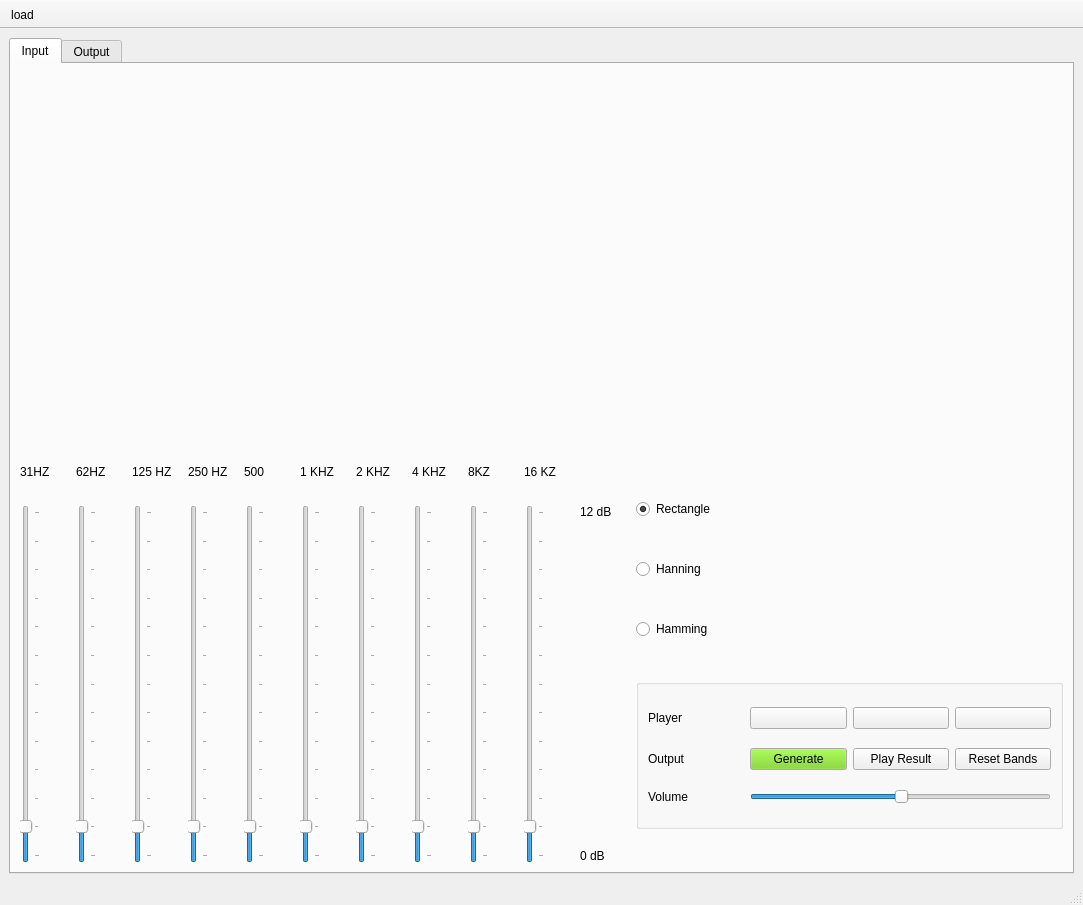
Before: the Qt Designer form Task2/testGUI.ui in Ahmad-Abdalmageed/DSP_tasks-, drawn with Qt 5.
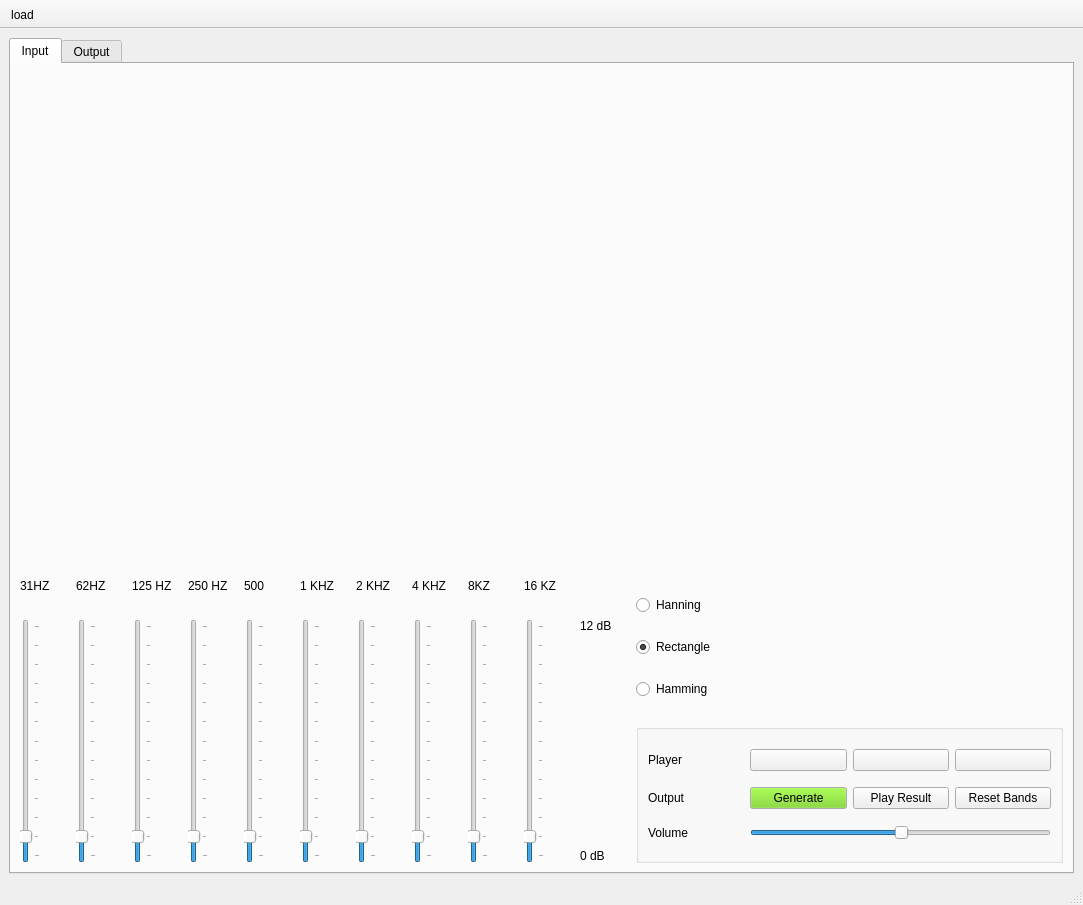
After: the same form once the commit is applied. Icons and pictures are not drawn. Custom widgets are drawn as their Qt base class.

```diff
--- a/Task2/testGUI.ui
+++ b/Task2/testGUI.ui
@@ -64,7 +64,269 @@
         <string>Input</string>
        </attribute>
        <layout class="QGridLayout" name="gridLayout_4">
-        <item row="2" column="0">
+        <item row="0" column="0" colspan="2">
+         <layout class="QGridLayout" name="gridLayout_3">
+          <item row="3" column="1">
+           <spacer name="verticalSpacer_2">
+            <property name="orientation">
+             <enum>Qt::Vertical</enum>
+            </property>
+            <property name="sizeType">
+             <enum>QSizePolicy::Preferred</enum>
+            </property>
+            <property name="sizeHint" stdset="0">
+             <size>
+              <width>5</width>
+              <height>60</height>
+             </size>
+            </property>
+           </spacer>
+          </item>
+          <item row="3" column="0">
+           <widget class="PlotWidget" name="sliderChangedGraph" native="true">
+            <property name="sizePolicy">
+             <sizepolicy hsizetype="Preferred" vsizetype="Preferred">
+              <horstretch>0</horstretch>
+              <verstretch>0</verstretch>
+             </sizepolicy>
+            </property>
+            <property name="minimumSize">
+             <size>
+              <width>250</width>
+              <height>500</height>
+             </size>
+            </property>
+           </widget>
+          </item>
+         </layout>
+        </item>
+        <item row="1" column="1">
+         <layout class="QVBoxLayout" name="verticalLayout_4" stretch="0,0">
+          <property name="sizeConstraint">
+           <enum>QLayout::SetDefaultConstraint</enum>
+          </property>
+          <item>
+           <layout class="QHBoxLayout" name="horizontalLayout_3">
+            <item>
+             <layout class="QVBoxLayout" name="verticalLayout_5">
+              <item>
+               <widget class="QRadioButton" name="hanning">
+                <property name="maximumSize">
+                 <size>
+                  <width>100</width>
+                  <height>16777215</height>
+                 </size>
+                </property>
+                <property name="text">
+                 <string>Hanning</string>
+                </property>
+               </widget>
+              </item>
+              <item>
+               <widget class="QRadioButton" name="rectangle">
+                <property name="maximumSize">
+                 <size>
+                  <width>100</width>
+                  <height>16777215</height>
+                 </size>
+                </property>
+                <property name="text">
+                 <string>Rectangle</string>
+                </property>
+                <property name="checked">
+                 <bool>true</bool>
+                </property>
+               </widget>
+              </item>
+              <item>
+               <widget class="QRadioButton" name="hamming">
+                <property name="maximumSize">
+                 <size>
+                  <width>100</width>
+                  <height>16777215</height>
+                 </size>
+                </property>
+                <property name="text">
+                 <string>Hamming</string>
+                </property>
+               </widget>
+              </item>
+             </layout>
+            </item>
+            <item>
+             <widget class="PlotWidget" name="inputSignalGraph" native="true">
+              <property name="minimumSize">
+               <size>
+                <width>90</width>
+                <height>130</height>
+               </size>
+              </property>
+             </widget>
+            </item>
+           </layout>
+          </item>
+          <item>
+           <widget class="QGroupBox" name="groupBox">
+            <property name="minimumSize">
+             <size>
+              <width>0</width>
+              <height>0</height>
+             </size>
+            </property>
+            <property name="maximumSize">
+             <size>
+              <width>1500</width>
+              <height>150</height>
+             </size>
+            </property>
+            <property name="title">
+             <string/>
+            </property>
+            <layout class="QGridLayout" name="gridLayout_2">
+             <item row="0" column="0">
+              <widget class="QLabel" name="label_3">
+               <property name="text">
+                <string>Player</string>
+               </property>
+              </widget>
+             </item>
+             <item row="0" column="3">
+              <widget class="QPushButton" name="stopButton">
+               <property name="text">
+                <string/>
+               </property>
+               <property name="icon">
+                <iconset>
+                 <normaloff>Icons/icons8-stop-100.png</normaloff>Icons/icons8-stop-100.png</iconset>
+               </property>
+              </widget>
+             </item>
+             <item row="2" column="1">
+              <widget class="QPushButton" name="generateOutput">
+               <property name="minimumSize">
+                <size>
+                 <width>10</width>
+                 <height>20</height>
+                </size>
+               </property>
+               <property name="maximumSize">
+                <size>
+                 <width>350</width>
+                 <height>140</height>
+                </size>
+               </property>
+               <property name="palette">
+                <palette>
+                 <active>
+                  <colorrole role="Button">
+                   <brush brushstyle="SolidPattern">
+                    <color alpha="255">
+                     <red>115</red>
+                     <green>210</green>
+                     <blue>22</blue>
+                    </color>
+                   </brush>
+                  </colorrole>
+                 </active>
+                 <inactive>
+                  <colorrole role="Button">
+                   <brush brushstyle="SolidPattern">
+                    <color alpha="255">
+                     <red>115</red>
+                     <green>210</green>
+                     <blue>22</blue>
+                    </color>
+                   </brush>
+                  </colorrole>
+                 </inactive>
+                 <disabled>
+                  <colorrole role="Button">
+                   <brush brushstyle="SolidPattern">
+                    <color alpha="255">
+                     <red>115</red>
+                     <green>210</green>
+                     <blue>22</blue>
+                    </color>
+                   </brush>
+                  </colorrole>
+                 </disabled>
+                </palette>
+               </property>
+               <property name="text">
+                <string>Generate</string>
+               </property>
+              </widget>
+             </item>
+             <item row="3" column="0">
+              <widget class="QLabel" name="label">
+               <property name="text">
+                <string>Volume</string>
+               </property>
+              </widget>
+             </item>
+             <item row="2" column="0">
+              <widget class="QLabel" name="label_2">
+               <property name="text">
+                <string>Output</string>
+               </property>
+              </widget>
+             </item>
+             <item row="2" column="2">
+              <widget class="QPushButton" name="playResult">
+               <property name="text">
+                <string>Play Result</string>
+               </property>
+               <property name="icon">
+                <iconset>
+                 <normaloff>Icons/icons8-play-100.png</normaloff>Icons/icons8-play-100.png</iconset>
+               </property>
+              </widget>
+             </item>
+             <item row="3" column="1" colspan="3">
+              <widget class="QSlider" name="horizontalSlider">
+               <property name="sliderPosition">
+                <number>50</number>
+               </property>
+               <property name="orientation">
+                <enum>Qt::Horizontal</enum>
+               </property>
+              </widget>
+             </item>
+             <item row="0" column="2">
+              <widget class="QPushButton" name="pauseButton">
+               <property name="text">
+                <string/>
+               </property>
+               <property name="icon">
+                <iconset>
+                 <normaloff>Icons/icons8-pause-100.png</normaloff>Icons/icons8-pause-100.png</iconset>
+               </property>
+              </widget>
+             </item>
+             <item row="2" column="3">
+              <widget class="QPushButton" name="pushButton">
+               <property name="text">
+                <string>Reset Bands</string>
+               </property>
+              </widget>
+             </item>
+             <item row="0" column="1">
+              <widget class="QPushButton" name="playButton">
+               <property name="text">
+                <string/>
+               </property>
+               <property name="icon">
+                <iconset>
+                 <normaloff>Icons/icons8-play-100.png</normaloff>Icons/icons8-play-100.png</iconset>
+               </property>
+              </widget>
+             </item>
+            </layout>
+           </widget>
+          </item>
+         </layout>
+        </item>
+        <item row="1" column="0">
          <layout class="QGridLayout" name="gridLayout_5">
           <item row="2" column="6">
            <widget class="mySlider" name="verticalSlider_7">
@@ -414,6 +676,38 @@
             </item>
            </layout>
           </item>
+          <item row="1" column="0">
+           <spacer name="horizontalSpacer">
+            <property name="orientation">
+             <enum>Qt::Horizontal</enum>
+            </property>
+            <property name="sizeType">
+             <enum>QSizePolicy::Fixed</enum>
+            </property>
+            <property name="sizeHint" stdset="0">
+             <size>
+              <width>50</width>
+              <height>20</height>
+             </size>
+            </property>
+           </spacer>
+          </item>
+          <item row="1" column="3">
+           <spacer name="horizontalSpacer_4">
+            <property name="orientation">
+             <enum>Qt::Horizontal</enum>
+            </property>
+            <property name="sizeType">
+             <enum>QSizePolicy::Fixed</enum>
+            </property>
+            <property name="sizeHint" stdset="0">
+             <size>
+              <width>50</width>
+              <height>20</height>
+             </size>
+            </property>
+           </spacer>
+          </item>
           <item row="0" column="9">
            <widget class="QLabel" name="label_13">
             <property name="text">
@@ -421,6 +715,38 @@
             </property>
            </widget>
           </item>
+          <item row="1" column="1">
+           <spacer name="horizontalSpacer_2">
+            <property name="orientation">
+             <enum>Qt::Horizontal</enum>
+            </property>
+            <property name="sizeType">
+             <enum>QSizePolicy::Fixed</enum>
+            </property>
+            <property name="sizeHint" stdset="0">
+             <size>
+              <width>50</width>
+              <height>20</height>
+             </size>
+            </property>
+           </spacer>
+          </item>
+          <item row="1" column="6">
+           <spacer name="horizontalSpacer_7">
+            <property name="orientation">
+             <enum>Qt::Horizontal</enum>
+            </property>
+            <property name="sizeType">
+             <enum>QSizePolicy::Fixed</enum>
+            </property>
+            <property name="sizeHint" stdset="0">
+             <size>
+              <width>50</width>
+              <height>20</height>
+             </size>
+            </property>
+           </spacer>
+          </item>
           <item row="2" column="4">
            <widget class="mySlider" name="verticalSlider_5">
             <property name="minimumSize">
@@ -490,6 +816,22 @@
             </property>
            </widget>
           </item>
+          <item row="1" column="4">
+           <spacer name="horizontalSpacer_5">
+            <property name="orientation">
+             <enum>Qt::Horizontal</enum>
+            </property>
+            <property name="sizeType">
+             <enum>QSizePolicy::Fixed</enum>
+            </property>
+            <property name="sizeHint" stdset="0">
+             <size>
+              <width>50</width>
+              <height>20</height>
+             </size>
+            </property>
+           </spacer>
+          </item>
           <item row="0" column="8">
            <widget class="QLabel" name="label_12">
             <property name="text">
@@ -511,86 +853,6 @@
             </property>
            </widget>
           </item>
-          <item row="1" column="0">
-           <spacer name="horizontalSpacer">
-            <property name="orientation">
-             <enum>Qt::Horizontal</enum>
-            </property>
-            <property name="sizeType">
-             <enum>QSizePolicy::Fixed</enum>
-            </property>
-            <property name="sizeHint" stdset="0">
-             <size>
-              <width>50</width>
-              <height>20</height>
-             </size>
-            </property>
-           </spacer>
-          </item>
-          <item row="1" column="1">
-           <spacer name="horizontalSpacer_2">
-            <property name="orientation">
-             <enum>Qt::Horizontal</enum>
-            </property>
-            <property name="sizeType">
-             <enum>QSizePolicy::Fixed</enum>
-            </property>
-            <property name="sizeHint" stdset="0">
-             <size>
-              <width>50</width>
-              <height>20</height>
-             </size>
-            </property>
-           </spacer>
-          </item>
-          <item row="1" column="2">
-           <spacer name="horizontalSpacer_3">
-            <property name="orientation">
-             <enum>Qt::Horizontal</enum>
-            </property>
-            <property name="sizeType">
-             <enum>QSizePolicy::Fixed</enum>
-            </property>
-            <property name="sizeHint" stdset="0">
-             <size>
-              <width>50</width>
-              <height>20</height>
-             </size>
-            </property>
-           </spacer>
-          </item>
-          <item row="1" column="3">
-           <spacer name="horizontalSpacer_4">
-            <property name="orientation">
-             <enum>Qt::Horizontal</enum>
-            </property>
-            <property name="sizeType">
-             <enum>QSizePolicy::Fixed</enum>
-            </property>
-            <property name="sizeHint" stdset="0">
-             <size>
-              <width>50</width>
-              <height>20</height>
-             </size>
-            </property>
-           </spacer>
-          </item>
-          <item row="1" column="4">
-           <spacer name="horizontalSpacer_5">
-            <property name="orientation">
-             <enum>Qt::Horizontal</enum>
-            </property>
-            <property name="sizeType">
-             <enum>QSizePolicy::Fixed</enum>
-            </property>
-            <property name="sizeHint" stdset="0">
-             <size>
-              <width>50</width>
-              <height>20</height>
-             </size>
-            </property>
-           </spacer>
-          </item>
           <item row="1" column="5">
            <spacer name="horizontalSpacer_6">
             <property name="orientation">
@@ -607,24 +869,8 @@
             </property>
            </spacer>
           </item>
-          <item row="1" column="6">
-           <spacer name="horizontalSpacer_7">
-            <property name="orientation">
-             <enum>Qt::Horizontal</enum>
-            </property>
-            <property name="sizeType">
-             <enum>QSizePolicy::Fixed</enum>
-            </property>
-            <property name="sizeHint" stdset="0">
-             <size>
-              <width>50</width>
-              <height>20</height>
-             </size>
-            </property>
-           </spacer>
-          </item>
-          <item row="1" column="7">
-           <spacer name="horizontalSpacer_8">
+          <item row="1" column="2">
+           <spacer name="horizontalSpacer_3">
             <property name="orientation">
              <enum>Qt::Horizontal</enum>
             </property>
@@ -655,6 +901,22 @@
             </property>
            </spacer>
           </item>
+          <item row="1" column="7">
+           <spacer name="horizontalSpacer_8">
+            <property name="orientation">
+             <enum>Qt::Horizontal</enum>
+            </property>
+            <property name="sizeType">
+             <enum>QSizePolicy::Fixed</enum>
+            </property>
+            <property name="sizeHint" stdset="0">
+             <size>
+              <width>50</width>
+              <height>20</height>
+             </size>
+            </property>
+           </spacer>
+          </item>
           <item row="1" column="9">
            <spacer name="horizontalSpacer_10">
             <property name="orientation">
@@ -689,259 +951,21 @@
           </item>
          </layout>
         </item>
-        <item row="2" column="1">
-         <layout class="QVBoxLayout" name="verticalLayout_4" stretch="0,0,0,0">
-          <property name="sizeConstraint">
-           <enum>QLayout::SetDefaultConstraint</enum>
-          </property>
-          <item>
-           <widget class="QRadioButton" name="rectangle">
-            <property name="maximumSize">
-             <size>
-              <width>100</width>
-              <height>16777215</height>
-             </size>
-            </property>
-            <property name="text">
-             <string>Rectangle</string>
-            </property>
-            <property name="checked">
-             <bool>true</bool>
-            </property>
-           </widget>
-          </item>
-          <item>
-           <widget class="QRadioButton" name="hanning">
-            <property name="maximumSize">
-             <size>
-              <width>100</width>
-              <height>16777215</height>
-             </size>
-            </property>
-            <property name="text">
-             <string>Hanning</string>
-            </property>
-           </widget>
-          </item>
-          <item>
-           <widget class="QRadioButton" name="hamming">
-            <property name="maximumSize">
-             <size>
-              <width>100</width>
-              <height>16777215</height>
-             </size>
-            </property>
-            <property name="text">
-             <string>Hamming</string>
-            </property>
-           </widget>
-          </item>
-          <item>
-           <widget class="QGroupBox" name="groupBox">
-            <property name="minimumSize">
-             <size>
-              <width>0</width>
-              <height>0</height>
-             </size>
-            </property>
-            <property name="maximumSize">
-             <size>
-              <width>1500</width>
-              <height>150</height>
-             </size>
-            </property>
-            <property name="title">
-             <string/>
-            </property>
-            <layout class="QGridLayout" name="gridLayout_2">
-             <item row="0" column="0">
-              <widget class="QLabel" name="label_3">
-               <property name="text">
-                <string>Player</string>
-               </property>
-              </widget>
-             </item>
-             <item row="0" column="3">
-              <widget class="QPushButton" name="stopButton">
-               <property name="text">
-                <string/>
-               </property>
-               <property name="icon">
-                <iconset>
-                 <normaloff>Icons/icons8-stop-100.png</normaloff>Icons/icons8-stop-100.png</iconset>
-               </property>
-              </widget>
-             </item>
-             <item row="2" column="1">
-              <widget class="QPushButton" name="generateOutput">
-               <property name="minimumSize">
-                <size>
-                 <width>10</width>
-                 <height>20</height>
-                </size>
-               </property>
-               <property name="maximumSize">
-                <size>
-                 <width>350</width>
-                 <height>140</height>
-                </size>
-               </property>
-               <property name="palette">
-                <palette>
-                 <active>
-                  <colorrole role="Button">
-                   <brush brushstyle="SolidPattern">
-                    <color alpha="255">
-                     <red>115</red>
-                     <green>210</green>
-                     <blue>22</blue>
-                    </color>
-                   </brush>
-                  </colorrole>
-                 </active>
-                 <inactive>
-                  <colorrole role="Button">
-                   <brush brushstyle="SolidPattern">
-                    <color alpha="255">
-                     <red>115</red>
-                     <green>210</green>
-                     <blue>22</blue>
-                    </color>
-                   </brush>
-                  </colorrole>
-                 </inactive>
-                 <disabled>
-                  <colorrole role="Button">
-                   <brush brushstyle="SolidPattern">
-                    <color alpha="255">
-                     <red>115</red>
-                     <green>210</green>
-                     <blue>22</blue>
-                    </color>
-                   </brush>
-                  </colorrole>
-                 </disabled>
-                </palette>
-               </property>
-               <property name="text">
-                <string>Generate</string>
-               </property>
-              </widget>
-             </item>
-             <item row="3" column="0">
-              <widget class="QLabel" name="label">
-               <property name="text">
-                <string>Volume</string>
-               </property>
-              </widget>
-             </item>
-             <item row="2" column="0">
-              <widget class="QLabel" name="label_2">
-               <property name="text">
-                <string>Output</string>
-               </property>
-              </widget>
-             </item>
-             <item row="2" column="2">
-              <widget class="QPushButton" name="playResult">
-               <property name="text">
-                <string>Play Result</string>
-               </property>
-               <property name="icon">
-                <iconset>
-                 <normaloff>Icons/icons8-play-100.png</normaloff>Icons/icons8-play-100.png</iconset>
-               </property>
-              </widget>
-             </item>
-             <item row="3" column="1" colspan="3">
-              <widget class="QSlider" name="horizontalSlider">
-               <property name="sliderPosition">
-                <number>50</number>
-               </property>
-               <property name="orientation">
-                <enum>Qt::Horizontal</enum>
-               </property>
-              </widget>
-             </item>
-             <item row="0" column="2">
-              <widget class="QPushButton" name="pauseButton">
-               <property name="text">
-                <string/>
-               </property>
-               <property name="icon">
-                <iconset>
-                 <normaloff>Icons/icons8-pause-100.png</normaloff>Icons/icons8-pause-100.png</iconset>
-               </property>
-              </widget>
-             </item>
-             <item row="0" column="1">
-              <widget class="QPushButton" name="playButton">
-               <property name="text">
-                <string/>
-               </property>
-               <property name="icon">
-                <iconset>
-                 <normaloff>Icons/icons8-play-100.png</normaloff>Icons/icons8-play-100.png</iconset>
-               </property>
-              </widget>
-             </item>
-             <item row="2" column="3">
-              <widget class="QPushButton" name="pushButton">
-               <property name="text">
-                <string>Reset Bands</string>
-               </property>
-              </widget>
-             </item>
-            </layout>
-           </widget>
-          </item>
-         </layout>
-        </item>
-        <item row="0" column="0" colspan="2">
-         <layout class="QGridLayout" name="gridLayout_3">
-          <item row="2" column="0">
-           <widget class="PlotWidget" name="inputSignalGraph" native="true">
-            <property name="minimumSize">
-             <size>
-              <width>200</width>
-              <height>130</height>
-             </size>
-            </property>
-           </widget>
-          </item>
-          <item row="3" column="0">
-           <widget class="PlotWidget" name="sliderChangedGraph" native="true">
-            <property name="sizePolicy">
-             <sizepolicy hsizetype="Preferred" vsizetype="Preferred">
-              <horstretch>0</horstretch>
-              <verstretch>0</verstretch>
-             </sizepolicy>
-            </property>
-            <property name="minimumSize">
-             <size>
-              <width>200</width>
-              <height>250</height>
-             </size>
-            </property>
-           </widget>
-          </item>
-         </layout>
-        </item>
        </layout>
       </widget>
       <widget class="QWidget" name="output">
        <attribute name="title">
         <string>Output</string>
        </attribute>
-       <layout class="QVBoxLayout" name="verticalLayout_5">
-        <item>
+       <layout class="QGridLayout" name="gridLayout_6">
+        <item row="0" column="0" rowspan="2" colspan="2">
          <layout class="QVBoxLayout" name="outputLayout">
           <property name="bottomMargin">
            <number>0</number>
           </property>
          </layout>
         </item>
-        <item>
+        <item row="2" column="0" colspan="2">
          <layout class="QHBoxLayout" name="horizontalLayout_2">
           <property name="sizeConstraint">
            <enum>QLayout::SetMinimumSize</enum>
```
